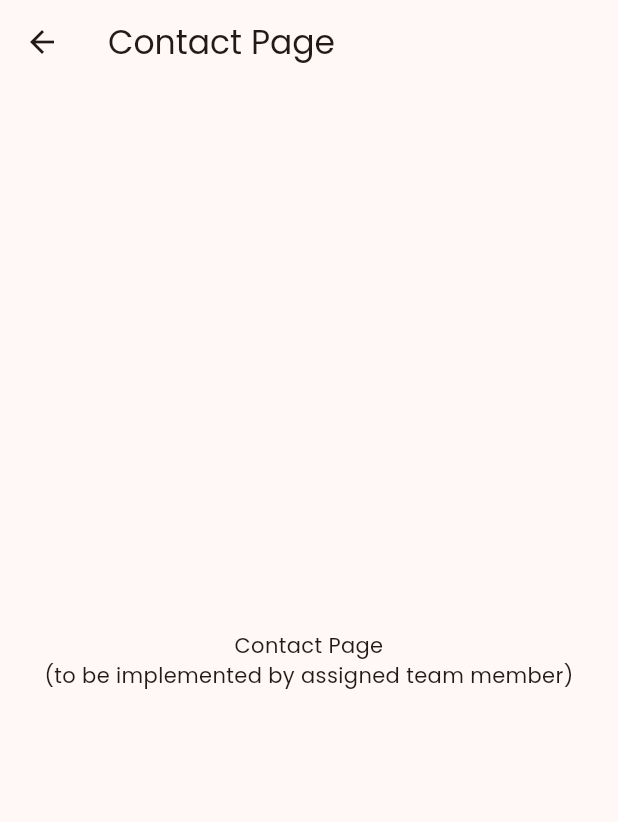
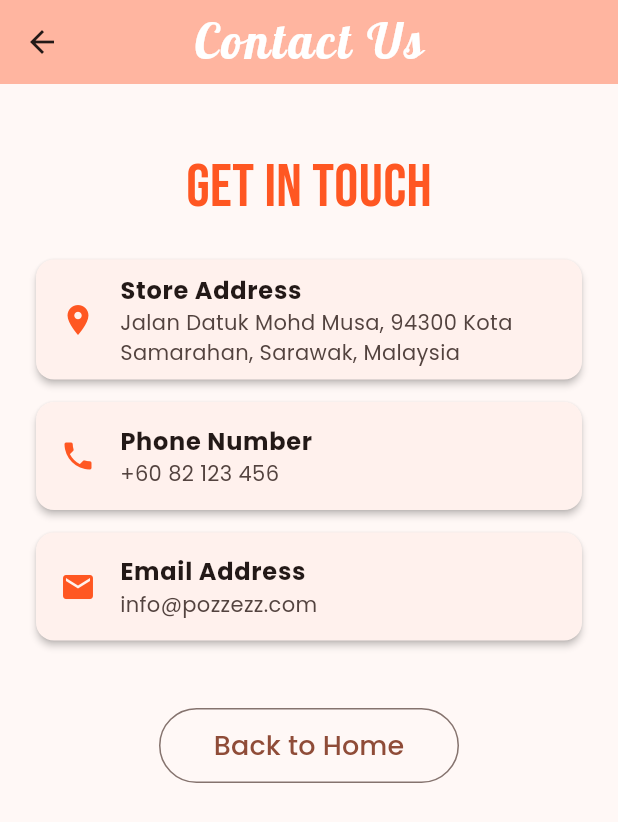
Before and after one commit to ColdShadow01/Lab_Exercise_4.1_Pozzezz_G01_T10, a Flutter app: the screen it shows after launch, after a tap on "Contact Info", on a phone screen of 412 x 824 dp. Shown: the top 822 px of the screen. Run offline on Flutter 3.47's test engine with Material 3 defaults, Android fonts, the phone set to English and light mode, and no system bars; our stand-ins replace google_fonts; network calls fail.

Commit message:
Implement Contact Page, named route, and widget tests

```diff
--- /dev/null
+++ b/lib/contact_page.dart
@@ -0,0 +1,112 @@
+import 'package:flutter/material.dart';
+import 'package:google_fonts/google_fonts.dart';
+
+class ContactPage extends StatelessWidget {
+  const ContactPage({super.key});
+
+  @override
+  Widget build(BuildContext context) {
+    return Scaffold(
+      appBar: AppBar(
+        backgroundColor: Theme.of(context).colorScheme.inversePrimary,
+        centerTitle: true,
+        title: Text(
+          'Contact Us',
+          style: GoogleFonts.lobster(
+            textStyle: const TextStyle(
+              color: Colors.white,
+              fontSize: 32,
+              letterSpacing: 2.0,
+            ),
+          ),
+        ),
+      ),
+      body: SingleChildScrollView(
+        child: Center(
+          child: Column(
+            mainAxisAlignment: MainAxisAlignment.center,
+            children: <Widget>[
+              const SizedBox(height: 40),
+
+              // Matching Page Heading (Bebas Neue, 40px, deepOrange)
+              Text(
+                'Get in Touch',
+                style: GoogleFonts.bebasNeue(
+                  fontSize: 40,
+                  color: Colors.deepOrange,
+                ),
+              ),
+              const SizedBox(height: 20),
+
+              // Contact Info Cards
+              Padding(
+                padding: const EdgeInsets.symmetric(horizontal: 24.0),
+                child: Column(
+                  children: [
+                    Card(
+                      elevation: 2,
+                      margin: const EdgeInsets.only(bottom: 15),
+                      child: const ListTile(
+                        leading: Icon(
+                          Icons.location_on,
+                          color: Colors.deepOrange,
+                        ),
+                        title: Text(
+                          'Store Address',
+                          style: TextStyle(fontWeight: FontWeight.bold),
+                        ),
+                        subtitle: Text(
+                          'Jalan Datuk Mohd Musa, 94300 Kota Samarahan, Sarawak, Malaysia',
+                        ),
+                      ),
+                    ),
+                    Card(
+                      elevation: 2,
+                      margin: const EdgeInsets.only(bottom: 15),
+                      child: const ListTile(
+                        leading: Icon(Icons.phone, color: Colors.deepOrange),
+                        title: Text(
+                          'Phone Number',
+                          style: TextStyle(fontWeight: FontWeight.bold),
+                        ),
+                        subtitle: Text('+60 82 123 456'),
+                      ),
+                    ),
+                    Card(
+                      elevation: 2,
+                      margin: const EdgeInsets.only(bottom: 15),
+                      child: const ListTile(
+                        leading: Icon(Icons.email, color: Colors.deepOrange),
+                        title: Text(
+                          'Email Address',
+                          style: TextStyle(fontWeight: FontWeight.bold),
+                        ),
+                        subtitle: Text('info@pozzezz.com'),
+                      ),
+                    ),
+                  ],
+                ),
+              ),
+
+              const SizedBox(height: 30),
+
+              // OutlinedButton matching size and style from home_page.dart
+              OutlinedButton(
+                onPressed: () => Navigator.pop(context),
+                style: OutlinedButton.styleFrom(
+                  minimumSize: const Size(200, 50),
+                ),
+                child: const Text(
+                  'Back to Home',
+                  style: TextStyle(fontSize: 18),
+                ),
+              ),
+
+              const SizedBox(height: 40),
+            ],
+          ),
+        ),
+      ),
+    );
+  }
+}
--- a/lib/main.dart
+++ b/lib/main.dart
@@ -4,6 +4,7 @@ import 'package:google_fonts/google_fonts.dart';
 import 'home_page.dart';
 import 'menu_page.dart';
 import 'about_page.dart';
+import 'contact_page.dart';
 
 void main() {
   runApp(const MyApp());
@@ -27,7 +28,7 @@ class MyApp extends StatelessWidget {
         '/': (context) => const MyHomePage(title: 'Pozzezz'),
         '/menu': (context) => const MenuPage(),
         '/about': (context) => const AboutPage(),
-        '/contact': (context) => const PlaceholderPage(title: 'Contact Page'),
+        '/contact': (context) => const ContactPage(),
         '/twitter': (context) => const PlaceholderPage(title: 'Twitter/X page'),
         '/facebook': (context) => const PlaceholderPage(title: 'Facebook page'),
       },
```
Also changed, not shown: 1 other file.
